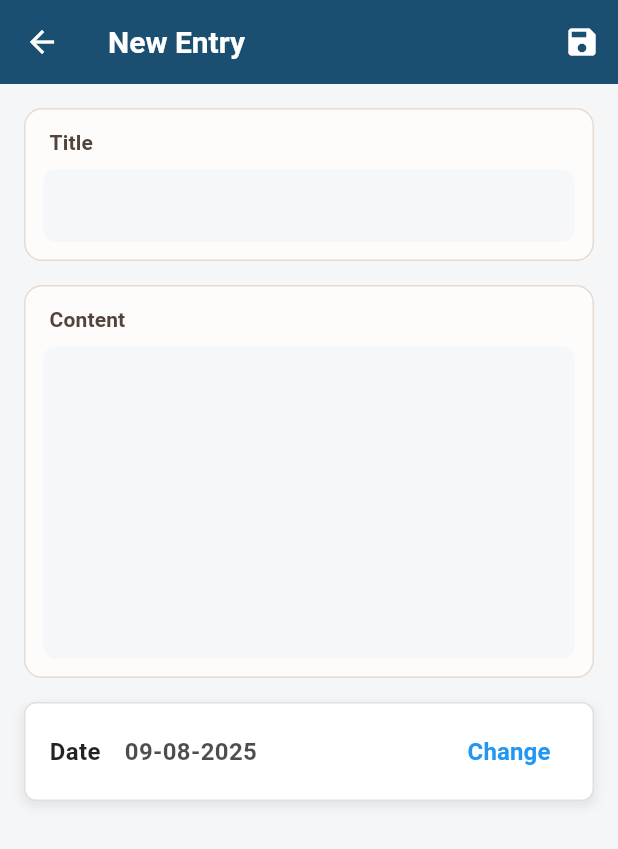
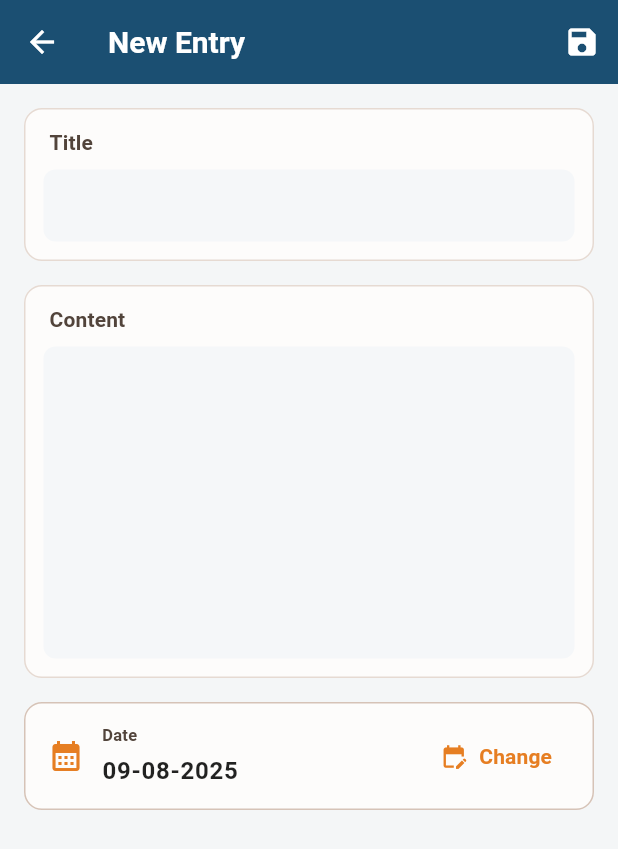
Before and after one commit to Ydra17/flutter_daily_journal, a Flutter app: the screen it shows after launch, after a tap on the "add" icon, on a phone screen of 412 x 824 dp. Shown: the top 849 px of the screen. Run offline on Flutter 3.47's test engine with Material 3 defaults, Android fonts, the phone set to English and light mode, and no system bars; our stand-ins replace flutter_riverpod, hive, hive_flutter, table_calendar; accounts and stored records are empty.

Commit message:
optimize journal form page

```diff
--- a/lib/features/journal/presentation/pages/journal_form_page.dart
+++ b/lib/features/journal/presentation/pages/journal_form_page.dart
@@ -1,9 +1,10 @@
 import 'package:flutter/material.dart';
+import 'package:flutter_daily_journal/shared/widgets/date_picker.dart';
 import 'package:flutter_daily_journal/shared/widgets/forms.dart';
 import 'package:flutter_riverpod/flutter_riverpod.dart';
-import 'package:intl/intl.dart';
 import 'package:uuid/uuid.dart';
 
+import '../../../../shared/widgets/danger_button.dart';
 import '../../domain/entities/journal_entity.dart';
 import '../providers/journal_provider.dart';
 
@@ -68,77 +69,38 @@ class _JournalFormPageState extends ConsumerState<JournalFormPage> {
         padding: const EdgeInsets.all(16),
         child: Form(
           key: _formKey,
-          child: ListView(
+          child: SingleChildScrollView(
+            // padding: const EdgeInsets.all(16),
+            child: Column(
+              crossAxisAlignment: CrossAxisAlignment.stretch,
               children: [
                 CustomTextField2(controller: _titleController, label: 'Title'),
                 const SizedBox(height: 16),
                 CustomTextField2(controller: _contentController, label: 'Content', maxLines: 8),
                 const SizedBox(height: 16),
-              Container(
-                padding: const EdgeInsets.symmetric(horizontal: 16, vertical: 8),
-                decoration: BoxDecoration(
-                  color: Colors.white,
-                  borderRadius: BorderRadius.circular(8),
-                  border: Border.all(color: Colors.grey.shade300, width: 1),
-                  boxShadow: [
-                    BoxShadow(
-                      color: const Color.fromARGB(
-                        51,
-                        158,
-                        158,
-                        158,
-                      ), // Colors.grey.withOpacity(0.2)
-                      spreadRadius: 1,
-                      blurRadius: 5,
-                      offset: const Offset(0, 3), // changes position of shadow
+                CustomDatePicker(
+                  date: _date,
+                  onChanged: (picked) => setState(() => _date = picked),
+                  label: 'Date',
+                  // helpText: 'Select the date for this entry',
+                ),
+                const SizedBox(height: 16),
+                if (widget.existing != null) // ✅ Hanya tampil jika ada data existing
+                  ConfirmingDangerButton(
+                    label: 'Delete Journal',
+                    onConfirmed: () async {
+                      await ref
+                          .read(journalNotifierProvider.notifier)
+                          .removeJournal(widget.existing!.id);
+                      if (context.mounted) {
+                        ScaffoldMessenger.of(
+                          context,
+                        ).showSnackBar(const SnackBar(content: Text('Journal deleted')));
+                      }
+                    },
                   ),
               ],
             ),
-                child: Row(
-                  children: [
-                    // Label "Date"
-                    const Text('Date', style: TextStyle(fontWeight: FontWeight.bold, fontSize: 16)),
-                    const SizedBox(width: 16), // Tambahkan jarak antar elemen
-                    // Tanggal dalam format DD-MM-YYYY
-                    Text(
-                      DateFormat('dd-MM-yyyy').format(_date), // Format menggunakan intl package
-                      style: TextStyle(
-                        fontSize: 16,
-                        fontWeight: FontWeight.w600,
-                        color: Colors.black.withAlpha(
-                          (0.7 * 255).toInt(),
-                        ), // Sedikit opacity untuk warna teks
-                      ),
-                    ),
-                    const Spacer(),
-                    // Tombol untuk memilih tanggal
-                    TextButton(
-                      onPressed: () async {
-                        final picked = await showDatePicker(
-                          context: context,
-                          firstDate: DateTime(2020),
-                          lastDate: DateTime(2050),
-                          initialDate: _date,
-                        );
-                        if (picked != null) {
-                          setState(() {
-                            _date = picked;
-                          });
-                        }
-                      },
-                      child: const Text(
-                        'Change',
-                        style: TextStyle(
-                          fontSize: 16,
-                          fontWeight: FontWeight.w600,
-                          color: Colors.blue, // Warna tombol untuk aksen
-                        ),
-                      ),
-                    ),
-                  ],
-                ),
-              ),
-            ],
           ),
         ),
       ),
```
Lines whose indentation alone changed are shown as unchanged.
